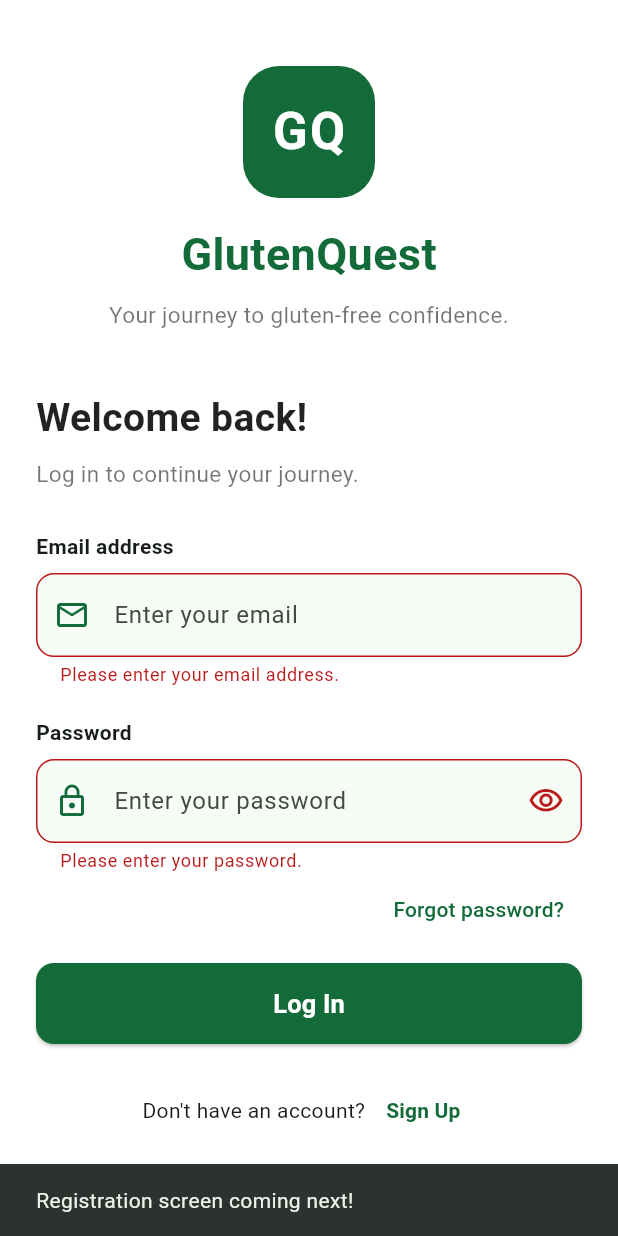
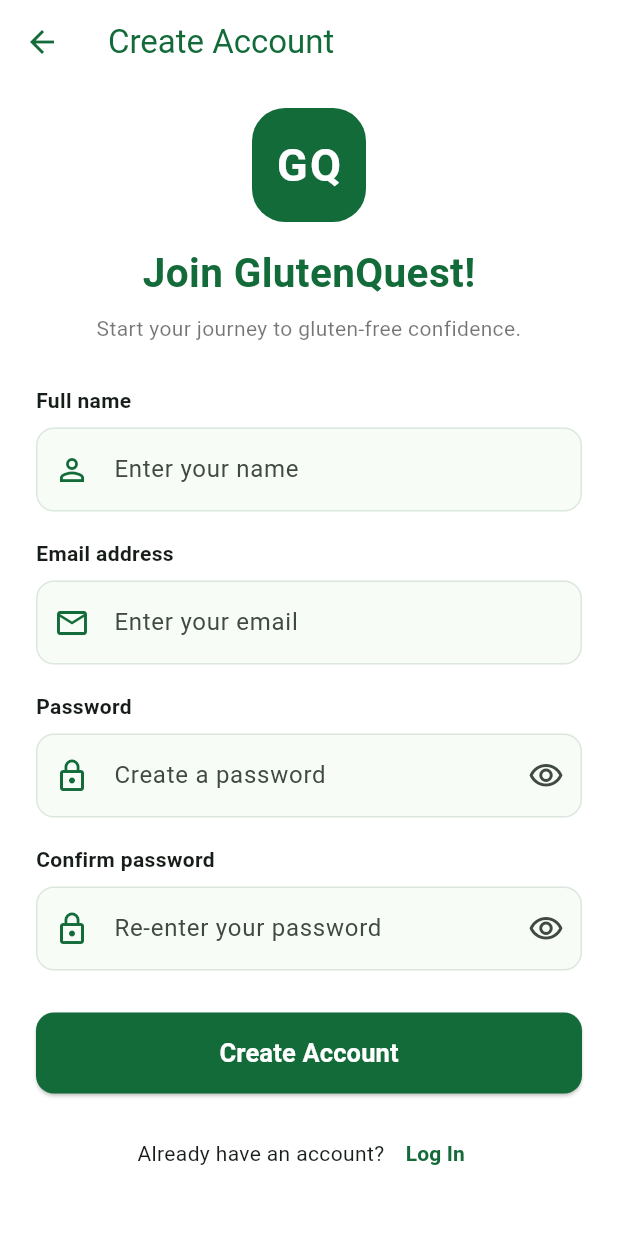
Before and after one commit to C00298638/GlutenQuest, a Flutter app: the screen it shows after launch, after a tap on "Log In", after a tap on "Sign Up", on a phone screen of 412 x 824 dp. Run offline on Flutter 3.47's test engine with Material 3 defaults, Android fonts, the phone set to English and light mode, and no system bars.

Commit message:
Add signup screen and navigation

```diff
--- a/glutenquest/lib/screens/login_screen.dart
+++ b/glutenquest/lib/screens/login_screen.dart
@@ -1,6 +1,7 @@
 
 import 'package:flutter/material.dart';
 import 'home_screen.dart';
+import 'signup_screen.dart';
 
 class LoginScreen extends StatefulWidget {
   const LoginScreen({super.key});
@@ -36,9 +37,9 @@
   }
 
   void _openSignUp() {
-    ScaffoldMessenger.of(context).showSnackBar(
-      const SnackBar(
-        content: Text('Registration screen coming next!'),
+    Navigator.of(context).push(
+      MaterialPageRoute(
+        builder: (_) => const SignupScreen(),
       ),
     );
   }
--- /dev/null
+++ b/glutenquest/lib/screens/signup_screen.dart
@@ -0,0 +1,354 @@
+
+import 'package:flutter/material.dart';
+import 'login_screen.dart';
+
+class SignupScreen extends StatefulWidget {
+  const SignupScreen({super.key});
+
+  @override
+  State<SignupScreen> createState() => _SignupScreenState();
+}
+
+class _SignupScreenState extends State<SignupScreen> {
+  final _formKey = GlobalKey<FormState>();
+
+  final _nameController = TextEditingController();
+  final _emailController = TextEditingController();
+  final _passwordController = TextEditingController();
+  final _confirmPasswordController = TextEditingController();
+
+  bool _obscurePassword = true;
+  bool _obscureConfirmPassword = true;
+
+  @override
+  void dispose() {
+    _nameController.dispose();
+    _emailController.dispose();
+    _passwordController.dispose();
+    _confirmPasswordController.dispose();
+    super.dispose();
+  }
+
+  void _signup() {
+    if (!_formKey.currentState!.validate()) {
+      return;
+    }
+
+    ScaffoldMessenger.of(context).showSnackBar(
+      const SnackBar(
+        content: Text(
+          'Sign up UI complete! Account creation will be added later.',
+        ),
+      ),
+    );
+  }
+
+  void _goToLogin() {
+    Navigator.of(context).pushReplacement(
+      MaterialPageRoute(
+        builder: (_) => const LoginScreen(),
+      ),
+    );
+  }
+
+  @override
+  Widget build(BuildContext context) {
+    const darkGreen = Color(0xFF146B3A);
+    const lightGreen = Color(0xFFE8F5E9);
+
+    return Scaffold(
+      backgroundColor: Colors.white,
+      appBar: AppBar(
+        backgroundColor: Colors.white,
+        foregroundColor: darkGreen,
+        elevation: 0,
+        title: const Text('Create Account'),
+      ),
+      body: SafeArea(
+        child: SingleChildScrollView(
+          padding: const EdgeInsets.symmetric(
+            horizontal: 24,
+            vertical: 16,
+          ),
+          child: Form(
+            key: _formKey,
+            child: Column(
+              crossAxisAlignment: CrossAxisAlignment.stretch,
+              children: [
+                Center(
+                  child: Column(
+                    children: [
+                      Container(
+                        width: 76,
+                        height: 76,
+                        decoration: BoxDecoration(
+                          color: darkGreen,
+                          borderRadius: BorderRadius.circular(22),
+                        ),
+                        child: const Center(
+                          child: Text(
+                            'GQ',
+                            style: TextStyle(
+                              color: Colors.white,
+                              fontSize: 30,
+                              fontWeight: FontWeight.bold,
+                              letterSpacing: 1.5,
+                            ),
+                          ),
+                        ),
+                      ),
+                      const SizedBox(height: 14),
+                      const Text(
+                        'Join GlutenQuest!',
+                        style: TextStyle(
+                          fontSize: 27,
+                          fontWeight: FontWeight.bold,
+                          color: darkGreen,
+                        ),
+                      ),
+                      const SizedBox(height: 8),
+                      const Text(
+                        'Start your journey to gluten-free confidence.',
+                        textAlign: TextAlign.center,
+                        style: TextStyle(
+                          color: Colors.black54,
+                          fontSize: 14,
+                        ),
+                      ),
+                    ],
+                  ),
+                ),
+
+                const SizedBox(height: 28),
+
+                // Name
+                const Text(
+                  'Full name',
+                  style: TextStyle(fontWeight: FontWeight.w600),
+                ),
+                const SizedBox(height: 8),
+                TextFormField(
+                  controller: _nameController,
+                  textCapitalization: TextCapitalization.words,
+                  textInputAction: TextInputAction.next,
+                  decoration: _inputDecoration(
+                    hint: 'Enter your name',
+                    icon: Icons.person_outline,
+                    darkGreen: darkGreen,
+                    lightGreen: lightGreen,
+                  ),
+                  validator: (value) {
+                    if (value == null || value.trim().isEmpty) {
+                      return 'Please enter your name.';
+                    }
+                    return null;
+                  },
+                ),
+
+                const SizedBox(height: 18),
+
+                // Email
+                const Text(
+                  'Email address',
+                  style: TextStyle(fontWeight: FontWeight.w600),
+                ),
+                const SizedBox(height: 8),
+                TextFormField(
+                  controller: _emailController,
+                  keyboardType: TextInputType.emailAddress,
+                  textInputAction: TextInputAction.next,
+                  autocorrect: false,
+                  decoration: _inputDecoration(
+                    hint: 'Enter your email',
+                    icon: Icons.email_outlined,
+                    darkGreen: darkGreen,
+                    lightGreen: lightGreen,
+                  ),
+                  validator: (value) {
+                    if (value == null || value.trim().isEmpty) {
+                      return 'Please enter your email address.';
+                    }
+
+                    if (!RegExp(
+                      r'^[^@\s]+@[^@\s]+\.[^@\s]+$',
+                    ).hasMatch(value.trim())) {
+                      return 'Please enter a valid email address.';
+                    }
+
+                    return null;
+                  },
+                ),
+
+                const SizedBox(height: 18),
+
+                // Password
+                const Text(
+                  'Password',
+                  style: TextStyle(fontWeight: FontWeight.w600),
+                ),
+                const SizedBox(height: 8),
+                TextFormField(
+                  controller: _passwordController,
+                  obscureText: _obscurePassword,
+                  textInputAction: TextInputAction.next,
+                  decoration: _inputDecoration(
+                    hint: 'Create a password',
+                    icon: Icons.lock_outline,
+                    darkGreen: darkGreen,
+                    lightGreen: lightGreen,
+                  ).copyWith(
+                    suffixIcon: IconButton(
+                      tooltip: _obscurePassword
+                          ? 'Show password'
+                          : 'Hide password',
+                      icon: Icon(
+                        _obscurePassword
+                            ? Icons.visibility_outlined
+                            : Icons.visibility_off_outlined,
+                      ),
+                      onPressed: () {
+                        setState(() {
+                          _obscurePassword = !_obscurePassword;
+                        });
+                      },
+                    ),
+                  ),
+                  validator: (value) {
+                    if (value == null || value.isEmpty) {
+                      return 'Please create a password.';
+                    }
+
+                    if (value.length < 8) {
+                      return 'Use at least 8 characters.';
+                    }
+
+                    return null;
+                  },
+                ),
+
+                const SizedBox(height: 18),
+
+                // Confirm password
+                const Text(
+                  'Confirm password',
+                  style: TextStyle(fontWeight: FontWeight.w600),
+                ),
+                const SizedBox(height: 8),
+                TextFormField(
+                  controller: _confirmPasswordController,
+                  obscureText: _obscureConfirmPassword,
+                  textInputAction: TextInputAction.done,
+                  onFieldSubmitted: (_) => _signup(),
+                  decoration: _inputDecoration(
+                    hint: 'Re-enter your password',
+                    icon: Icons.lock_outline,
+                    darkGreen: darkGreen,
+                    lightGreen: lightGreen,
+                  ).copyWith(
+                    suffixIcon: IconButton(
+                      tooltip: _obscureConfirmPassword
+                          ? 'Show password'
+                          : 'Hide password',
+                      icon: Icon(
+                        _obscureConfirmPassword
+                            ? Icons.visibility_outlined
+                            : Icons.visibility_off_outlined,
+                      ),
+                      onPressed: () {
+                        setState(() {
+                          _obscureConfirmPassword =
+                              !_obscureConfirmPassword;
+                        });
+                      },
+                    ),
+                  ),
+                  validator: (value) {
+                    if (value == null || value.isEmpty) {
+                      return 'Please confirm your password.';
+                    }
+
+                    if (value != _passwordController.text) {
+                      return 'Passwords do not match.';
+                    }
+
+                    return null;
+                  },
+                ),
+
+                const SizedBox(height: 28),
+
+                SizedBox(
+                  height: 54,
+                  child: ElevatedButton(
+                    onPressed: _signup,
+                    style: ElevatedButton.styleFrom(
+                      backgroundColor: darkGreen,
+                      foregroundColor: Colors.white,
+                      shape: RoundedRectangleBorder(
+                        borderRadius: BorderRadius.circular(12),
+                      ),
+                    ),
+                    child: const Text(
+                      'Create Account',
+                      style: TextStyle(
+                        fontSize: 17,
+                        fontWeight: FontWeight.bold,
+                      ),
+                    ),
+                  ),
+                ),
+
+                const SizedBox(height: 16),
+
+                Row(
+                  mainAxisAlignment: MainAxisAlignment.center,
+                  children: [
+                    const Flexible(
+                      child: Text(
+                        'Already have an account? ',
+                        textAlign: TextAlign.center,
+                      ),
+                    ),
+                    TextButton(
+                      onPressed: _goToLogin,
+                      child: const Text(
+                        'Log In',
+                        style: TextStyle(
+                          color: darkGreen,
+                          fontWeight: FontWeight.bold,
+                        ),
+                      ),
+                    ),
+                  ],
+                ),
+              ],
+            ),
+          ),
+        ),
+      ),
+    );
+  }
+
+  InputDecoration _inputDecoration({
+    required String hint,
+    required IconData icon,
+    required Color darkGreen,
+    required Color lightGreen,
+  }) {
+    return InputDecoration(
+      hintText: hint,
+      prefixIcon: Icon(icon, color: darkGreen),
+      filled: true,
+      fillColor: lightGreen.withValues(alpha: 0.35),
+      border: OutlineInputBorder(
+        borderRadius: BorderRadius.circular(12),
+      ),
+      enabledBorder: OutlineInputBorder(
+        borderRadius: BorderRadius.circular(12),
+        borderSide: const BorderSide(
+          color: Color(0xFFDCE8DE),
+        ),
+      ),
+    );
+  }
+}
```
